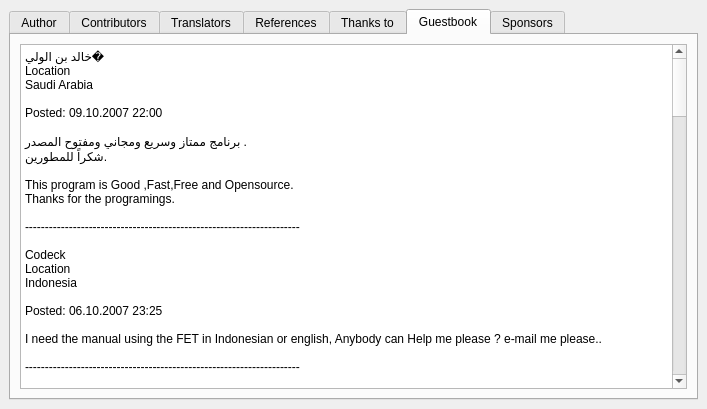
First picture: the form in fet/src/interface/helpaboutform_template.ui, repository vonmecheln/fet, before the edit.
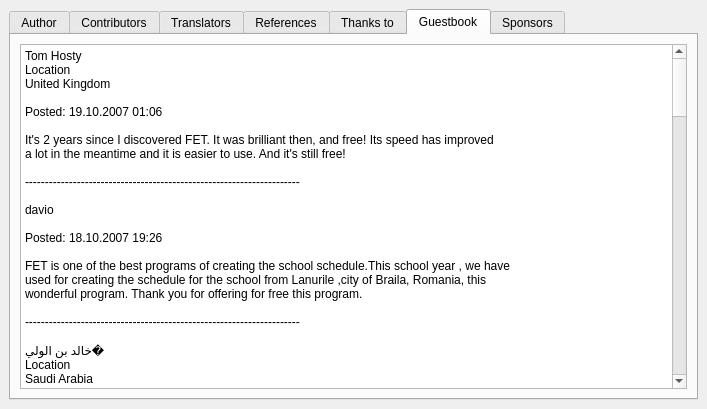
Second picture: the form after the edit.

What changed in the file:
```diff
--- a/fet/src/interface/helpaboutform_template.ui
+++ b/fet/src/interface/helpaboutform_template.ui
@@ -448,6 +448,27 @@
           <string>&lt;html>&lt;head>&lt;meta name="qrichtext" content="1" />&lt;style type="text/css">
 p, li { white-space: pre-wrap; }
 &lt;/style>&lt;/head>&lt;body style=" font-family:'Sans Serif'; font-size:9pt; font-weight:400; font-style:normal;">
+&lt;p style=" margin-top:0px; margin-bottom:0px; margin-left:0px; margin-right:0px; -qt-block-indent:0; text-indent:0px;">Tom Hosty&lt;/p>
+&lt;p style=" margin-top:0px; margin-bottom:0px; margin-left:0px; margin-right:0px; -qt-block-indent:0; text-indent:0px;">Location&lt;/p>
+&lt;p style=" margin-top:0px; margin-bottom:0px; margin-left:0px; margin-right:0px; -qt-block-indent:0; text-indent:0px;">United Kingdom&lt;/p>
+&lt;p style=" margin-top:0px; margin-bottom:0px; margin-left:0px; margin-right:0px; -qt-block-indent:0; text-indent:0px;">	&lt;/p>
+&lt;p style=" margin-top:0px; margin-bottom:0px; margin-left:0px; margin-right:0px; -qt-block-indent:0; text-indent:0px;">Posted: 19.10.2007 01:06&lt;/p>
+&lt;p style="-qt-paragraph-type:empty; margin-top:0px; margin-bottom:0px; margin-left:0px; margin-right:0px; -qt-block-indent:0; text-indent:0px;">&lt;/p>
+&lt;p style=" margin-top:0px; margin-bottom:0px; margin-left:0px; margin-right:0px; -qt-block-indent:0; text-indent:0px;">It's 2 years since I discovered FET. It was brilliant then, and free! Its speed has improved &lt;/p>
+&lt;p style=" margin-top:0px; margin-bottom:0px; margin-left:0px; margin-right:0px; -qt-block-indent:0; text-indent:0px;">a lot in the meantime and it is easier to use. And it's still free!&lt;/p>
+&lt;p style="-qt-paragraph-type:empty; margin-top:0px; margin-bottom:0px; margin-left:0px; margin-right:0px; -qt-block-indent:0; text-indent:0px;">&lt;/p>
+&lt;p style=" margin-top:0px; margin-bottom:0px; margin-left:0px; margin-right:0px; -qt-block-indent:0; text-indent:0px;">---------------------------------------------------------------------&lt;/p>
+&lt;p style="-qt-paragraph-type:empty; margin-top:0px; margin-bottom:0px; margin-left:0px; margin-right:0px; -qt-block-indent:0; text-indent:0px;">&lt;/p>
+&lt;p style=" margin-top:0px; margin-bottom:0px; margin-left:0px; margin-right:0px; -qt-block-indent:0; text-indent:0px;">davio&lt;/p>
+&lt;p style=" margin-top:0px; margin-bottom:0px; margin-left:0px; margin-right:0px; -qt-block-indent:0; text-indent:0px;">	&lt;/p>
+&lt;p style=" margin-top:0px; margin-bottom:0px; margin-left:0px; margin-right:0px; -qt-block-indent:0; text-indent:0px;">Posted: 18.10.2007 19:26&lt;/p>
+&lt;p style="-qt-paragraph-type:empty; margin-top:0px; margin-bottom:0px; margin-left:0px; margin-right:0px; -qt-block-indent:0; text-indent:0px;">&lt;/p>
+&lt;p style=" margin-top:0px; margin-bottom:0px; margin-left:0px; margin-right:0px; -qt-block-indent:0; text-indent:0px;">FET is one of the best programs of creating the school schedule.This school year , we have &lt;/p>
+&lt;p style=" margin-top:0px; margin-bottom:0px; margin-left:0px; margin-right:0px; -qt-block-indent:0; text-indent:0px;">used for creating the schedule for the school from Lanurile ,city of Braila, Romania, this &lt;/p>
+&lt;p style=" margin-top:0px; margin-bottom:0px; margin-left:0px; margin-right:0px; -qt-block-indent:0; text-indent:0px;">wonderful program. Thank you for offering for free this program.&lt;/p>
+&lt;p style="-qt-paragraph-type:empty; margin-top:0px; margin-bottom:0px; margin-left:0px; margin-right:0px; -qt-block-indent:0; text-indent:0px;">&lt;/p>
+&lt;p style=" margin-top:0px; margin-bottom:0px; margin-left:0px; margin-right:0px; -qt-block-indent:0; text-indent:0px;">---------------------------------------------------------------------&lt;/p>
+&lt;p style="-qt-paragraph-type:empty; margin-top:0px; margin-bottom:0px; margin-left:0px; margin-right:0px; -qt-block-indent:0; text-indent:0px;">&lt;/p>
 &lt;p style=" margin-top:0px; margin-bottom:0px; margin-left:0px; margin-right:0px; -qt-block-indent:0; text-indent:0px;">خالد بن الولي�&lt;/p>
 &lt;p style=" margin-top:0px; margin-bottom:0px; margin-left:0px; margin-right:0px; -qt-block-indent:0; text-indent:0px;">Location&lt;/p>
 &lt;p style=" margin-top:0px; margin-bottom:0px; margin-left:0px; margin-right:0px; -qt-block-indent:0; text-indent:0px;">Saudi Arabia&lt;/p>
```
Left out of the diff: 12 changed lines with no effect on the pictures.
